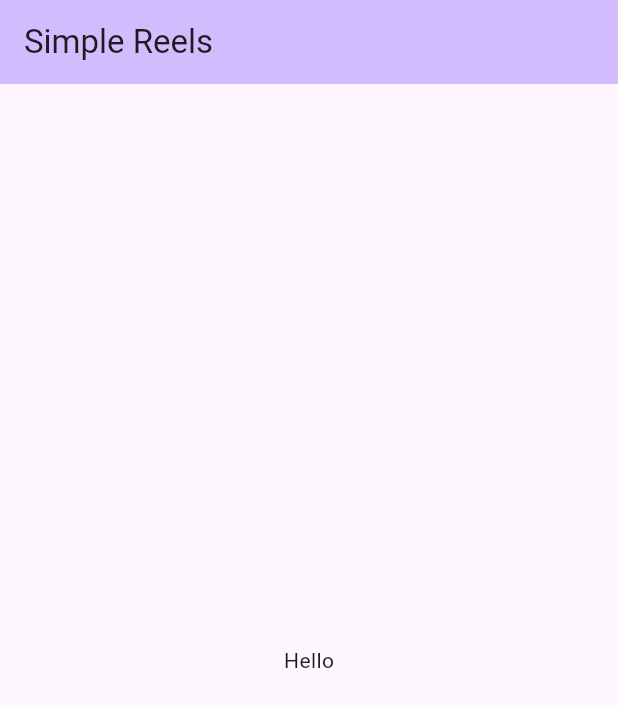
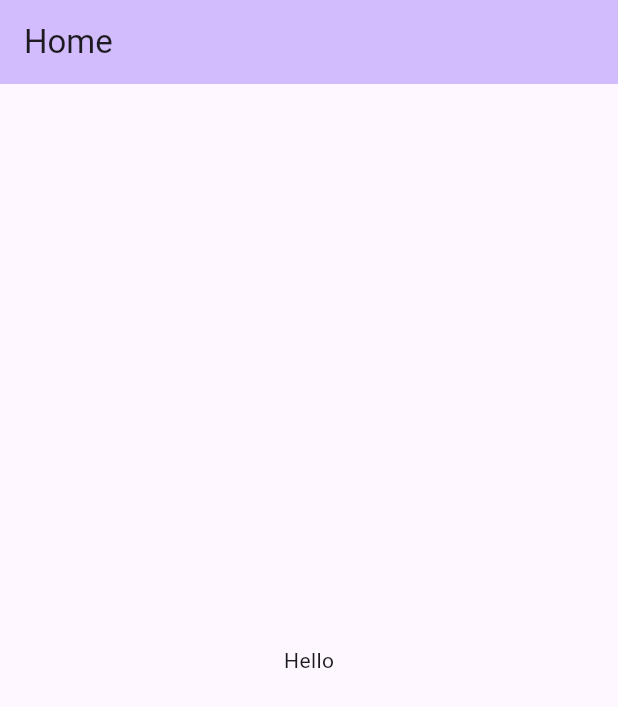
Before and after one commit to kukuhsain/simple-reels-flutter, a Flutter app: the screen it shows after launch, on a phone screen of 412 x 824 dp. Shown: the top 707 px of the screen. Run offline on Flutter 3.47's test engine with Material 3 defaults, Android fonts, the phone set to English and light mode, and no system bars.

Commit message:
add HomeScreen

```diff
--- a/lib/main.dart
+++ b/lib/main.dart
@@ -1,4 +1,5 @@
 import 'package:flutter/material.dart';
+import 'package:simple_reels_flutter/ui/screens/home_screen.dart';
 
 void main() {
   runApp(const MyApp());
@@ -17,31 +18,7 @@ class MyApp extends StatelessWidget {
         useMaterial3: true,
       ),
       debugShowCheckedModeBanner: false,
-      home: const MyHomePage(title: 'Simple Reels'),
+      home: const HomeScreen(),
     );
   }
 }
-
-class MyHomePage extends StatefulWidget {
-  const MyHomePage({super.key, required this.title});
-
-  final String title;
-
-  @override
-  State<MyHomePage> createState() => _MyHomePageState();
-}
-
-class _MyHomePageState extends State<MyHomePage> {
-  @override
-  Widget build(BuildContext context) {
-    return Scaffold(
-      appBar: AppBar(
-        backgroundColor: Theme.of(context).colorScheme.inversePrimary,
-        title: Text(widget.title),
-      ),
-      body: const Center(
-        child: Text('Hello'),
-      ),
-    );
-  }
-}
--- /dev/null
+++ b/lib/ui/screens/home_screen.dart
@@ -0,0 +1,18 @@
+import 'package:flutter/material.dart';
+
+class HomeScreen extends StatelessWidget {
+  const HomeScreen({super.key});
+
+  @override
+  Widget build(BuildContext context) {
+    return Scaffold(
+      appBar: AppBar(
+        backgroundColor: Theme.of(context).colorScheme.inversePrimary,
+        title: const Text('Home'),
+      ),
+      body: const Center(
+        child: Text('Hello'),
+      ),
+    );
+  }
+}
```
